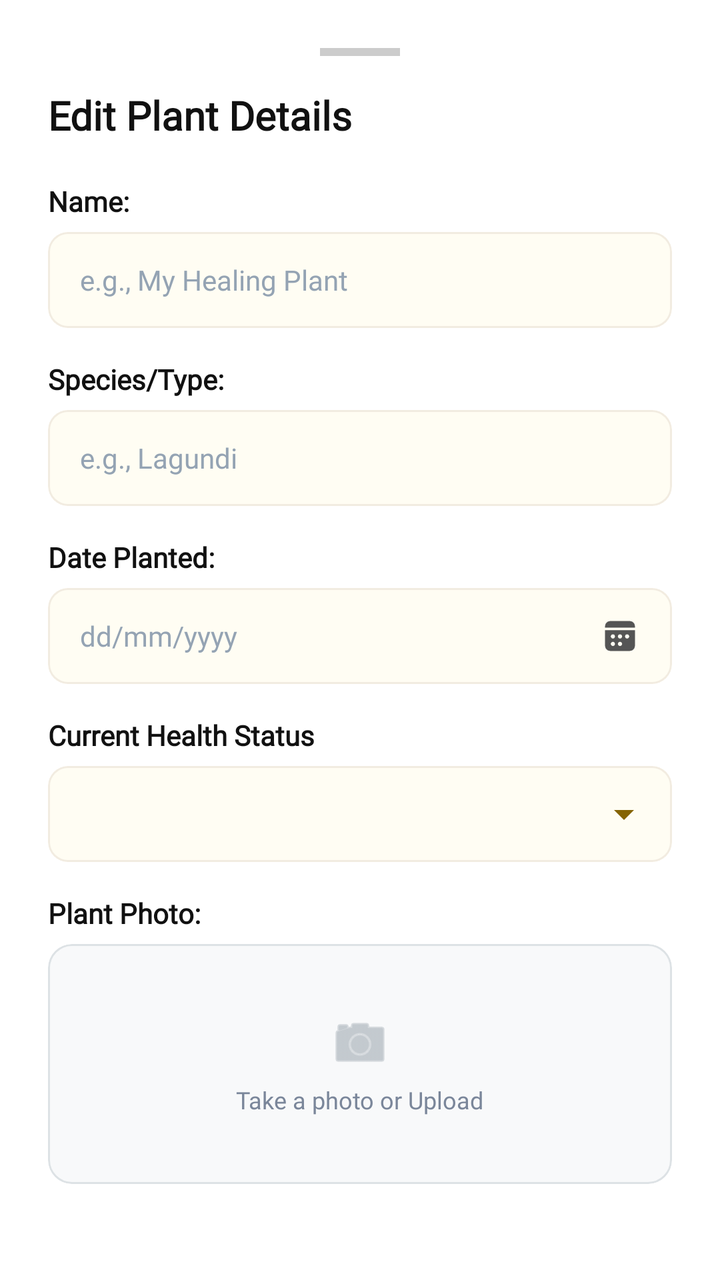
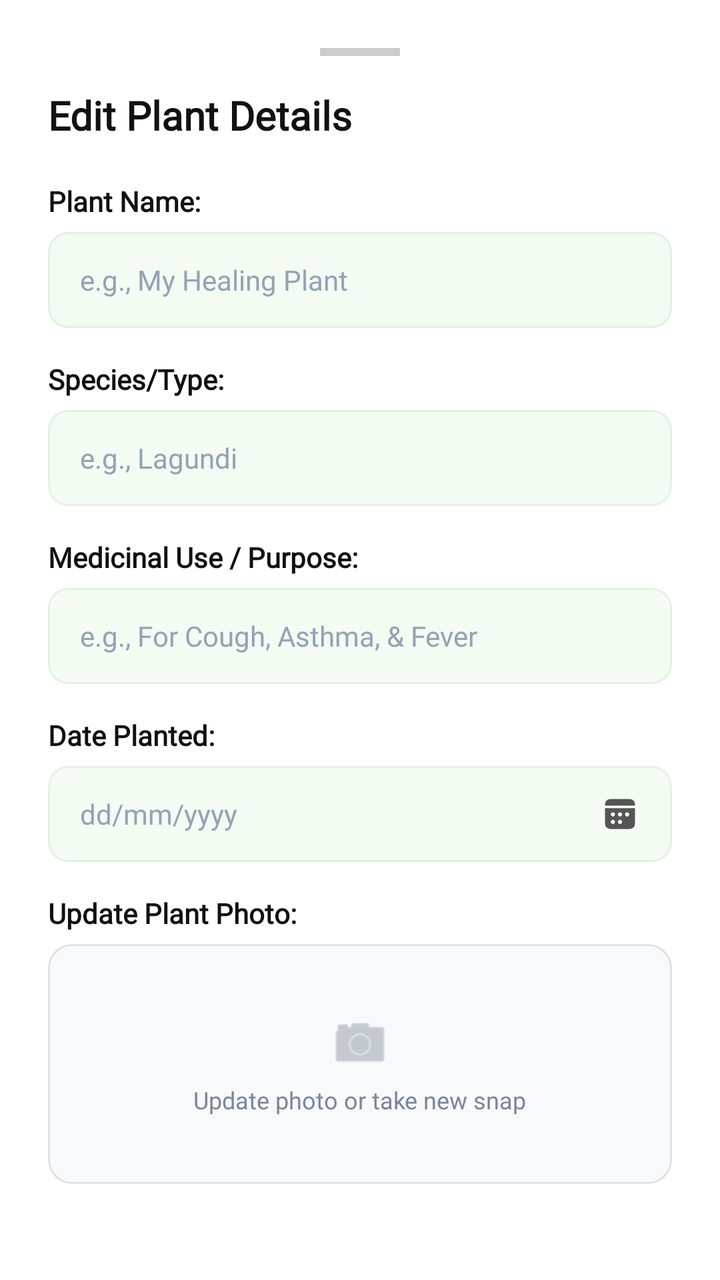

Screens rendered from an Android XML layout before and after an edit, with the pre-edit source and the edit as a unified diff.
<!-- AndroidManifest.xml: application theme Theme.SmartGrow -->
<!-- res/layout/dialog_edit_plant_sheet.xml -->
<?xml version="1.0" encoding="utf-8"?>
<androidx.constraintlayout.widget.ConstraintLayout
    xmlns:android="http://schemas.android.com/apk/res/android"
    xmlns:app="http://schemas.android.com/apk/res-auto"
    android:layout_width="match_parent"
    android:layout_height="wrap_content"
    android:background="@drawable/bg_bottom_sheet_rounded"
    android:padding="24dp">

    <View
        android:id="@+id/view_edit_drag_handle"
        android:layout_width="40dp"
        android:layout_height="4dp"
        android:background="#E0E0E0"
        android:backgroundTint="#CCCCCC"
        app:layout_constraintTop_toTopOf="parent"
        app:layout_constraintEnd_toEndOf="parent"
        app:layout_constraintStart_toStartOf="parent" />

    <TextView
        android:id="@+id/tv_edit_plant_title"
        android:layout_width="wrap_content"
        android:layout_height="wrap_content"
        android:text="Edit Plant Details"
        android:textSize="20sp"
        android:textStyle="bold"
        android:textColor="#111111"
        android:fontFamily="@font/poppins"
        android:layout_marginTop="16dp"
        app:layout_constraintTop_toBottomOf="@id/view_edit_drag_handle"
        app:layout_constraintStart_toStartOf="parent" />

    <TextView
        android:id="@+id/lbl_edit_plant_name"
        android:layout_width="wrap_content"
        android:layout_height="wrap_content"
        android:text="Name:"
        android:textStyle="bold"
        android:textColor="#111111"
        android:textSize="14sp"
        android:fontFamily="@font/poppins"
        android:layout_marginTop="20dp"
        app:layout_constraintTop_toBottomOf="@id/tv_edit_plant_title"
        app:layout_constraintStart_toStartOf="parent" />

    <com.google.android.material.card.MaterialCardView
        android:id="@+id/card_edit_input_name"
        android:layout_width="match_parent"
        android:layout_height="48dp"
        android:layout_marginTop="6dp"
        app:cardCornerRadius="10dp"
        app:cardElevation="0dp"
        app:cardBackgroundColor="#FFFDF3"
        app:strokeWidth="1dp"
        app:strokeColor="#F2ECE1"
        app:layout_constraintTop_toBottomOf="@id/lbl_edit_plant_name">
        <EditText
            android:id="@+id/et_edit_plant_name"
            android:layout_width="match_parent"
            android:layout_height="match_parent"
            android:background="@android:color/transparent"
            android:hint="e.g., My Healing Plant"
            android:textColorHint="#94A3B3"
            android:textColor="#111111"
            android:textSize="14sp"
            android:fontFamily="@font/poppins"
            android:paddingHorizontal="16dp"
            android:inputType="text"
            android:maxLines="1" />
    </com.google.android.material.card.MaterialCardView>

    <TextView
        android:id="@+id/lbl_edit_plant_species"
        android:layout_width="wrap_content"
        android:layout_height="wrap_content"
        android:text="Species/Type:"
        android:textStyle="bold"
        android:textColor="#111111"
        android:textSize="14sp"
        android:fontFamily="@font/poppins"
        android:layout_marginTop="16dp"
        app:layout_constraintTop_toBottomOf="@id/card_edit_input_name"
        app:layout_constraintStart_toStartOf="parent" />

    <com.google.android.material.card.MaterialCardView
        android:id="@+id/card_edit_input_species"
        android:layout_width="match_parent"
        android:layout_height="48dp"
        android:layout_marginTop="6dp"
        app:cardCornerRadius="10dp"
        app:cardElevation="0dp"
        app:cardBackgroundColor="#FFFDF3"
        app:strokeWidth="1dp"
        app:strokeColor="#F2ECE1"
        app:layout_constraintTop_toBottomOf="@id/lbl_edit_plant_species">
        <EditText
            android:id="@+id/et_edit_plant_species"
            android:layout_width="match_parent"
            android:layout_height="match_parent"
            android:background="@android:color/transparent"
            android:hint="e.g., Lagundi"
            android:textColorHint="#94A3B3"
            android:textColor="#111111"
            android:textSize="14sp"
            android:fontFamily="@font/poppins"
            android:paddingHorizontal="16dp"
            android:inputType="text"
            android:maxLines="1" />
    </com.google.android.material.card.MaterialCardView>

    <TextView
        android:id="@+id/lbl_edit_plant_date"
        android:layout_width="wrap_content"
        android:layout_height="wrap_content"
        android:layout_marginTop="16dp"
        android:fontFamily="@font/poppins"
        android:text="Date Planted:"
        android:textColor="#111111"
        android:textSize="14sp"
        android:textStyle="bold"
        app:layout_constraintStart_toStartOf="parent"
        app:layout_constraintTop_toBottomOf="@id/card_edit_input_species" />

    <com.google.android.material.card.MaterialCardView
        android:id="@+id/card_edit_input_date"
        android:layout_width="match_parent"
        android:layout_height="48dp"
        android:layout_marginTop="6dp"
        app:cardCornerRadius="10dp"
        app:cardElevation="0dp"
        app:cardBackgroundColor="#FFFDF3"
        app:strokeWidth="1dp"
        app:strokeColor="#F2ECE1"
        app:layout_constraintTop_toBottomOf="@id/lbl_edit_plant_date">
        <RelativeLayout
            android:layout_width="match_parent"
            android:layout_height="match_parent"
            android:paddingHorizontal="16dp">
            <EditText
                android:id="@+id/et_edit_plant_date"
                android:layout_width="match_parent"
                android:layout_height="match_parent"
                android:layout_toLeftOf="@id/img_edit_calendar_icon"
                android:background="@android:color/transparent"
                android:hint="dd/mm/yyyy"
                android:textColorHint="#94A3B3"
                android:textColor="#111111"
                android:textSize="14sp"
                android:focusable="false"
                android:clickable="true"
                android:fontFamily="@font/poppins" />
            <ImageView
                android:id="@+id/img_edit_calendar_icon"
                android:layout_width="20dp"
                android:layout_height="20dp"
                android:layout_alignParentRight="true"
                android:layout_centerVertical="true"
                android:src="@drawable/ic_calendar_gray"
                app:tint="#555555" />
        </RelativeLayout>
    </com.google.android.material.card.MaterialCardView>

    <TextView
        android:id="@+id/lbl_edit_plant_status"
        android:layout_width="wrap_content"
        android:layout_height="wrap_content"
        android:text="Current Health Status"
        android:textStyle="bold"
        android:textColor="#111111"
        android:textSize="14sp"
        android:fontFamily="@font/poppins"
        android:layout_marginTop="16dp"
        app:layout_constraintTop_toBottomOf="@id/card_edit_input_date"
        app:layout_constraintStart_toStartOf="parent" />

    <com.google.android.material.card.MaterialCardView
        android:id="@+id/card_edit_input_status"
        android:layout_width="match_parent"
        android:layout_height="48dp"
        android:layout_marginTop="6dp"
        app:cardCornerRadius="10dp"
        app:cardElevation="0dp"
        app:cardBackgroundColor="#FFFDF3"
        app:strokeWidth="1dp"
        app:strokeColor="#F2ECE1"
        app:layout_constraintTop_toBottomOf="@id/lbl_edit_plant_status">
        <Spinner
            android:id="@+id/spinner_edit_plant_status"
            android:layout_width="match_parent"
            android:layout_height="match_parent"
            android:paddingHorizontal="12dp"
            android:backgroundTint="#856404"
            android:spinnerMode="dropdown" />
    </com.google.android.material.card.MaterialCardView>

    <TextView
        android:id="@+id/lbl_edit_plant_image"
        android:layout_width="wrap_content"
        android:layout_height="wrap_content"
        android:text="Plant Photo:"
        android:textStyle="bold"
        android:textColor="#111111"
        android:textSize="14sp"
        android:fontFamily="@font/poppins"
        android:layout_marginTop="16dp"
        app:layout_constraintTop_toBottomOf="@id/card_edit_input_status"
        app:layout_constraintStart_toStartOf="parent" />

    <com.google.android.material.card.MaterialCardView
        android:id="@+id/card_edit_upload_image"
        android:layout_width="match_parent"
        android:layout_height="120dp"
        android:layout_marginTop="6dp"
        android:clickable="true"
        android:focusable="true"
        android:background="?attr/selectableItemBackground"
        app:cardCornerRadius="12dp"
        app:cardElevation="0dp"
        app:cardBackgroundColor="#F8F9FA"
        app:strokeWidth="1dp"
        app:strokeColor="#DDE2E5"
        app:layout_constraintTop_toBottomOf="@id/lbl_edit_plant_image">

        <RelativeLayout
            android:layout_width="match_parent"
            android:layout_height="match_parent">

            <LinearLayout
                android:id="@+id/layout_edit_image_placeholder"
                android:layout_width="wrap_content"
                android:layout_height="wrap_content"
                android:orientation="vertical"
                android:gravity="center"
                android:layout_centerInParent="true">
                <ImageView
                    android:layout_width="32dp"
                    android:layout_height="32dp"
                    android:src="@android:drawable/ic_menu_camera"
                    app:tint="#A0AAB2" />
                <TextView
                    android:layout_width="wrap_content"
                    android:layout_height="wrap_content"
                    android:text="Take a photo or Upload"
                    android:textColor="#7A869A"
                    android:textSize="12sp"
                    android:fontFamily="@font/poppins"
                    android:layout_marginTop="4dp" />
            </LinearLayout>

            <ImageView
                android:id="@+id/img_edit_plant_preview"
                android:layout_width="match_parent"
                android:layout_height="match_parent"
                android:scaleType="centerCrop"
                android:visibility="gone" />
        </RelativeLayout>
    </com.google.android.material.card.MaterialCardView>

    <com.google.android.material.button.MaterialButton
        android:id="@+id/btn_save_plant_changes"
        android:layout_width="wrap_content"
        android:layout_height="48dp"
        android:layout_marginTop="24dp"
        android:text="Save Changes"
        android:textAllCaps="false"
        android:textColor="#FFFFFF"
        android:textSize="15sp"
        android:textStyle="bold"
        android:fontFamily="@font/poppins"
        android:paddingHorizontal="24dp"
        app:backgroundTint="#856404"
        app:cornerRadius="10dp"
        app:layout_constraintTop_toBottomOf="@id/card_edit_upload_image"
        app:layout_constraintEnd_toEndOf="parent" />

</androidx.constraintlayout.widget.ConstraintLayout>
<!-- resources referenced by this layout -->
<resources>
  <!-- drawable bg_bottom_sheet_rounded (drawable) -->
  <?xml version="1.0" encoding="utf-8"?>
  <shape xmlns:android="http://schemas.android.com/apk/res/android">
      <solid android:color="#FFFFFF" />
      <corners
          android:topLeftRadius="24dp"
          android:topRightRadius="24dp" />
  </shape>
  <!-- drawable ic_calendar_gray: png bitmap (drawable, 1434 bytes) -->
  <style name="Theme.SmartGrow" parent="Base.Theme.SmartGrow" />
  <style name="Base.Theme.SmartGrow" parent="Theme.Material3.DayNight.NoActionBar">
        &gt;
          <item name="android:windowBackground">@android:color/white</item>
          <item name="android:windowDisablePreview">true</item>
      </style>
</resources>

<!-- the commit's change to res/layout/dialog_edit_plant_sheet.xml (unified diff, before → after) -->
@@ -34,7 +34,7 @@
         android:id="@+id/lbl_edit_plant_name"
         android:layout_width="wrap_content"
         android:layout_height="wrap_content"
-        android:text="Name:"
+        android:text="Plant Name:"
         android:textStyle="bold"
         android:textColor="#111111"
         android:textSize="14sp"
@@ -50,9 +50,9 @@
         android:layout_marginTop="6dp"
         app:cardCornerRadius="10dp"
         app:cardElevation="0dp"
-        app:cardBackgroundColor="#FFFDF3"
-        app:strokeWidth="1dp"
-        app:strokeColor="#F2ECE1"
+        app:cardBackgroundColor="#F3FBF2"
+        app:strokeWidth="1dp"
+        app:strokeColor="#E2F2E1"
         app:layout_constraintTop_toBottomOf="@id/lbl_edit_plant_name">
         <EditText
             android:id="@+id/et_edit_plant_name"
@@ -89,9 +89,9 @@
         android:layout_marginTop="6dp"
         app:cardCornerRadius="10dp"
         app:cardElevation="0dp"
-        app:cardBackgroundColor="#FFFDF3"
-        app:strokeWidth="1dp"
-        app:strokeColor="#F2ECE1"
+        app:cardBackgroundColor="#F3FBF2"
+        app:strokeWidth="1dp"
+        app:strokeColor="#E2F2E1"
         app:layout_constraintTop_toBottomOf="@id/lbl_edit_plant_species">
         <EditText
             android:id="@+id/et_edit_plant_species"
@@ -109,6 +109,45 @@
     </com.google.android.material.card.MaterialCardView>
 
     <TextView
+        android:id="@+id/lbl_edit_plant_medicinal_use"
+        android:layout_width="wrap_content"
+        android:layout_height="wrap_content"
+        android:text="Medicinal Use / Purpose:"
+        android:textStyle="bold"
+        android:textColor="#111111"
+        android:textSize="14sp"
+        android:fontFamily="@font/poppins"
+        android:layout_marginTop="16dp"
+        app:layout_constraintTop_toBottomOf="@id/card_edit_input_species"
+        app:layout_constraintStart_toStartOf="parent" />
+
+    <com.google.android.material.card.MaterialCardView
+        android:id="@+id/card_edit_input_medicinal_use"
+        android:layout_width="match_parent"
+        android:layout_height="48dp"
+        android:layout_marginTop="6dp"
+        app:cardCornerRadius="10dp"
+        app:cardElevation="0dp"
+        app:cardBackgroundColor="#F3FBF2"
+        app:strokeWidth="1dp"
+        app:strokeColor="#E2F2E1"
+        app:layout_constraintTop_toBottomOf="@id/lbl_edit_plant_medicinal_use">
+        <EditText
+            android:id="@+id/et_edit_plant_medicinal_use"
+            android:layout_width="match_parent"
+            android:layout_height="match_parent"
+            android:background="@android:color/transparent"
+            android:hint="e.g., For Cough, Asthma, &amp; Fever"
+            android:textColorHint="#94A3B3"
+            android:textColor="#111111"
+            android:textSize="14sp"
+            android:fontFamily="@font/poppins"
+            android:paddingHorizontal="16dp"
+            android:inputType="text"
+            android:maxLines="1" />
+    </com.google.android.material.card.MaterialCardView>
+
+    <TextView
         android:id="@+id/lbl_edit_plant_date"
         android:layout_width="wrap_content"
         android:layout_height="wrap_content"
@@ -119,7 +158,7 @@
         android:textSize="14sp"
         android:textStyle="bold"
         app:layout_constraintStart_toStartOf="parent"
-        app:layout_constraintTop_toBottomOf="@id/card_edit_input_species" />
+        app:layout_constraintTop_toBottomOf="@id/card_edit_input_medicinal_use" />
 
     <com.google.android.material.card.MaterialCardView
         android:id="@+id/card_edit_input_date"
@@ -128,9 +167,9 @@
         android:layout_marginTop="6dp"
         app:cardCornerRadius="10dp"
         app:cardElevation="0dp"
-        app:cardBackgroundColor="#FFFDF3"
-        app:strokeWidth="1dp"
-        app:strokeColor="#F2ECE1"
+        app:cardBackgroundColor="#F3FBF2"
+        app:strokeWidth="1dp"
+        app:strokeColor="#E2F2E1"
         app:layout_constraintTop_toBottomOf="@id/lbl_edit_plant_date">
         <RelativeLayout
             android:layout_width="match_parent"
@@ -161,49 +200,16 @@
     </com.google.android.material.card.MaterialCardView>
 
     <TextView
-        android:id="@+id/lbl_edit_plant_status"
-        android:layout_width="wrap_content"
-        android:layout_height="wrap_content"
-        android:text="Current Health Status"
+        android:id="@+id/lbl_edit_plant_image"
+        android:layout_width="wrap_content"
+        android:layout_height="wrap_content"
+        android:text="Update Plant Photo:"
         android:textStyle="bold"
         android:textColor="#111111"
         android:textSize="14sp"
         android:fontFamily="@font/poppins"
         android:layout_marginTop="16dp"
         app:layout_constraintTop_toBottomOf="@id/card_edit_input_date"
-        app:layout_constraintStart_toStartOf="parent" />
-
-    <com.google.android.material.card.MaterialCardView
-        android:id="@+id/card_edit_input_status"
-        android:layout_width="match_parent"
-        android:layout_height="48dp"
-        android:layout_marginTop="6dp"
-        app:cardCornerRadius="10dp"
-        app:cardElevation="0dp"
-        app:cardBackgroundColor="#FFFDF3"
-        app:strokeWidth="1dp"
-        app:strokeColor="#F2ECE1"
-        app:layout_constraintTop_toBottomOf="@id/lbl_edit_plant_status">
-        <Spinner
-            android:id="@+id/spinner_edit_plant_status"
-            android:layout_width="match_parent"
-            android:layout_height="match_parent"
-            android:paddingHorizontal="12dp"
-            android:backgroundTint="#856404"
-            android:spinnerMode="dropdown" />
-    </com.google.android.material.card.MaterialCardView>
-
-    <TextView
-        android:id="@+id/lbl_edit_plant_image"
-        android:layout_width="wrap_content"
-        android:layout_height="wrap_content"
-        android:text="Plant Photo:"
-        android:textStyle="bold"
-        android:textColor="#111111"
-        android:textSize="14sp"
-        android:fontFamily="@font/poppins"
-        android:layout_marginTop="16dp"
-        app:layout_constraintTop_toBottomOf="@id/card_edit_input_status"
         app:layout_constraintStart_toStartOf="parent" />
 
     <com.google.android.material.card.MaterialCardView
@@ -240,7 +246,7 @@
                 <TextView
                     android:layout_width="wrap_content"
                     android:layout_height="wrap_content"
-                    android:text="Take a photo or Upload"
+                    android:text="Update photo or take new snap"
                     android:textColor="#7A869A"
                     android:textSize="12sp"
                     android:fontFamily="@font/poppins"
@@ -268,7 +274,7 @@
         android:textStyle="bold"
         android:fontFamily="@font/poppins"
         android:paddingHorizontal="24dp"
-        app:backgroundTint="#856404"
+        app:backgroundTint="#0C6211"
         app:cornerRadius="10dp"
         app:layout_constraintTop_toBottomOf="@id/card_edit_upload_image"
         app:layout_constraintEnd_toEndOf="parent" />
